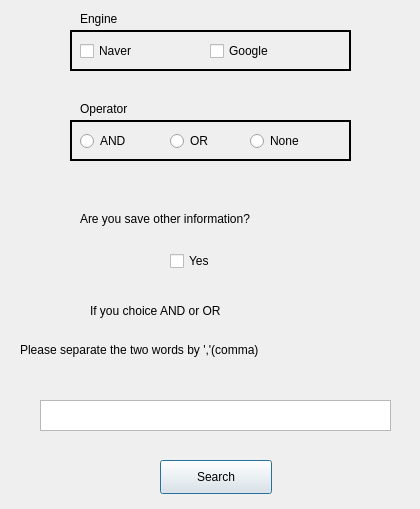
Before: the Qt Designer form crawling.ui in AICT-CVAI/News_keyword_crawling, drawn with Qt 5.
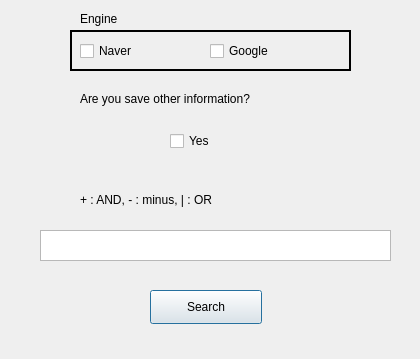
After: the same form once the commit is applied.

What changed in the file:
```diff
--- a/crawling.ui
+++ b/crawling.ui
@@ -7,7 +7,7 @@
     <x>0</x>
     <y>0</y>
     <width>420</width>
-    <height>509</height>
+    <height>359</height>
    </rect>
   </property>
   <property name="windowTitle">
@@ -16,8 +16,8 @@
   <widget class="QPushButton" name="Search">
    <property name="geometry">
     <rect>
-     <x>160</x>
-     <y>460</y>
+     <x>150</x>
+     <y>290</y>
      <width>112</width>
      <height>34</height>
     </rect>
@@ -30,7 +30,7 @@
    <property name="geometry">
     <rect>
      <x>40</x>
-     <y>400</y>
+     <y>230</y>
      <width>351</width>
      <height>31</height>
     </rect>
@@ -91,105 +91,24 @@
     </property>
    </widget>
   </widget>
-  <widget class="QLabel" name="label_2">
-   <property name="geometry">
-    <rect>
-     <x>80</x>
-     <y>100</y>
-     <width>77</width>
-     <height>18</height>
-    </rect>
-   </property>
-   <property name="text">
-    <string>Operator</string>
-   </property>
-  </widget>
-  <widget class="QRadioButton" name="radioButton3">
-   <property name="geometry">
-    <rect>
-     <x>80</x>
-     <y>130</y>
-     <width>71</width>
-     <height>22</height>
-    </rect>
-   </property>
-   <property name="text">
-    <string>AND</string>
-   </property>
-  </widget>
-  <widget class="QRadioButton" name="radioButton4">
-   <property name="geometry">
-    <rect>
-     <x>170</x>
-     <y>130</y>
-     <width>71</width>
-     <height>22</height>
-    </rect>
-   </property>
-   <property name="text">
-    <string>OR</string>
-   </property>
-  </widget>
-  <widget class="QFrame" name="frame_2">
-   <property name="geometry">
-    <rect>
-     <x>70</x>
-     <y>120</y>
-     <width>281</width>
-     <height>41</height>
-    </rect>
-   </property>
-   <property name="frameShape">
-    <enum>QFrame::WinPanel</enum>
-   </property>
-   <property name="frameShadow">
-    <enum>QFrame::Plain</enum>
-   </property>
-  </widget>
-  <widget class="QRadioButton" name="radioButton5">
-   <property name="geometry">
-    <rect>
-     <x>250</x>
-     <y>130</y>
-     <width>81</width>
-     <height>22</height>
-    </rect>
-   </property>
-   <property name="text">
-    <string>None</string>
-   </property>
-  </widget>
-  <widget class="QLabel" name="label_3">
-   <property name="geometry">
-    <rect>
-     <x>90</x>
-     <y>300</y>
-     <width>251</width>
-     <height>21</height>
-    </rect>
-   </property>
-   <property name="text">
-    <string>If you choice AND or OR</string>
-   </property>
-  </widget>
   <widget class="QLabel" name="label_4">
    <property name="geometry">
     <rect>
-     <x>20</x>
-     <y>340</y>
-     <width>381</width>
+     <x>80</x>
+     <y>190</y>
+     <width>231</width>
      <height>20</height>
     </rect>
    </property>
    <property name="text">
-    <string>Please separate the two words by ','(comma)</string>
+    <string>+ : AND, - : minus, | : OR</string>
    </property>
   </widget>
   <widget class="QLabel" name="label_5">
    <property name="geometry">
     <rect>
      <x>80</x>
-     <y>210</y>
+     <y>90</y>
      <width>271</width>
      <height>18</height>
     </rect>
@@ -202,7 +121,7 @@
    <property name="geometry">
     <rect>
      <x>170</x>
-     <y>250</y>
+     <y>130</y>
      <width>71</width>
      <height>22</height>
     </rect>
```
Left out of the diff: 8 changed lines with no effect on the pictures.
